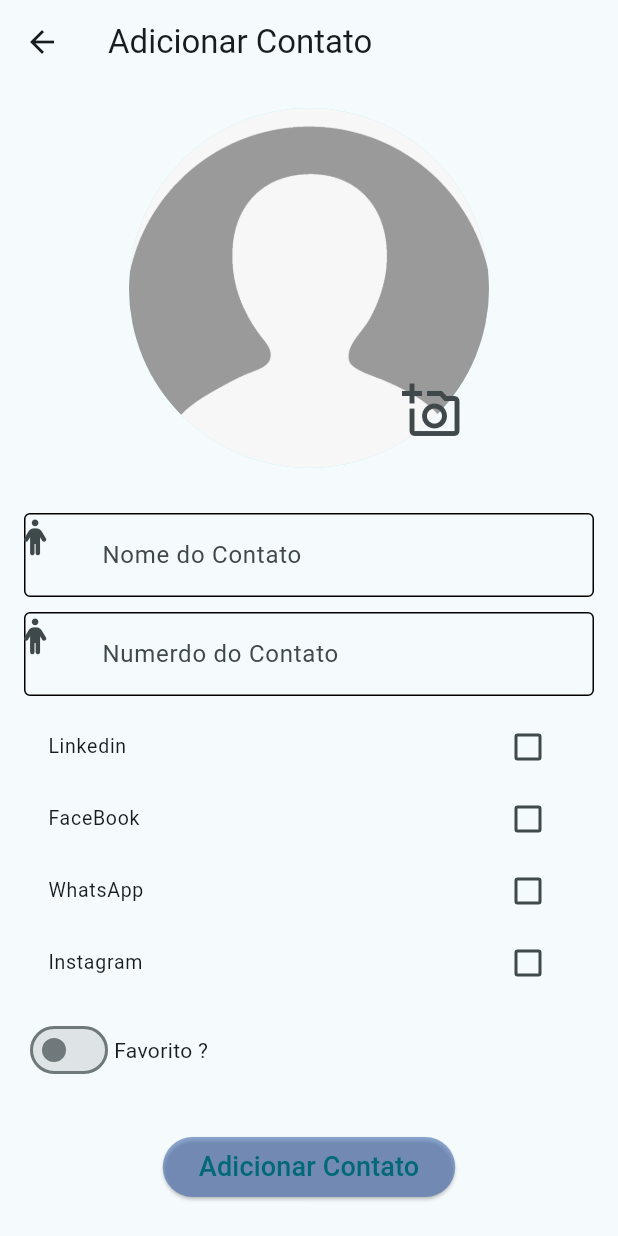
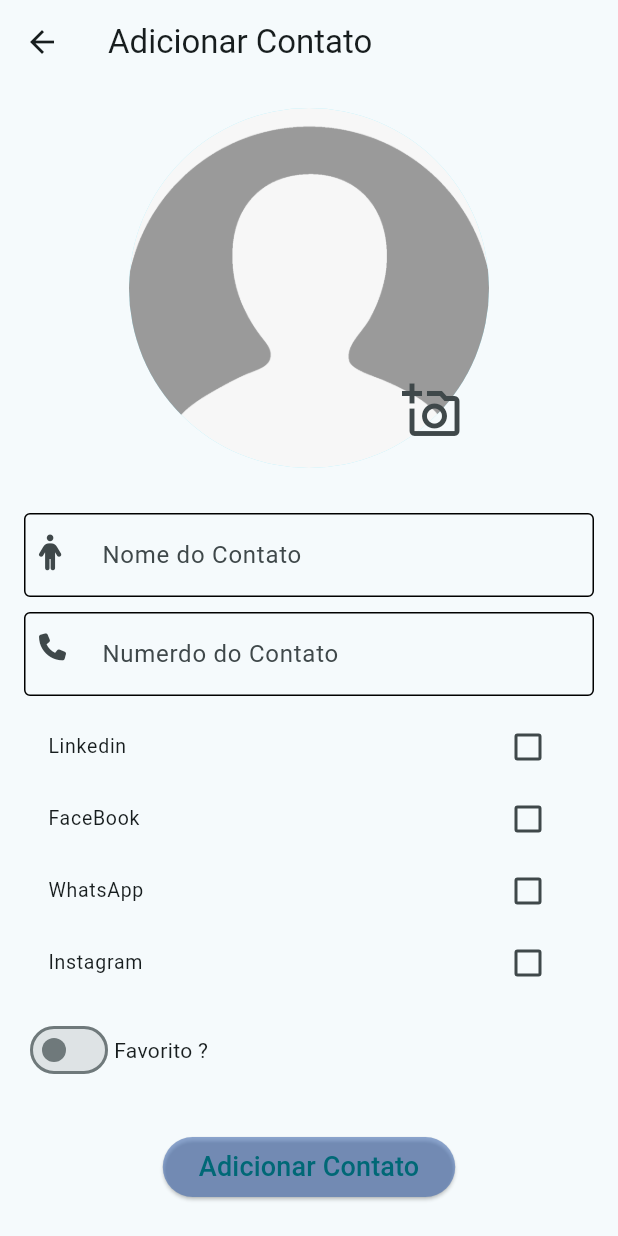
Before and after one commit to R0nald0/contatos, a Flutter app: the AddContact screen opened directly, on a phone screen of 412 x 824 dp. Run offline on Flutter 3.47's test engine with Material 2 defaults, Android fonts, the phone set to English and light mode, and no system bars; our stand-ins replace dio, flutter_dotenv, font_awesome_flutter, hive, image_picker, mask_text_input_formatter and 1 more; accounts and stored records are empty; network calls fail.

Commit message:
atualizado posicionamento do icone de numero e nome do contato

```diff
--- a/lib/pages/add_contact_page/add_contact.dart
+++ b/lib/pages/add_contact_page/add_contact.dart
@@ -134,7 +134,7 @@ class _AddContactState extends State<AddContact> {
                 textController: name,
                 hintText: "Digite o nome",
                 label: const Text("Nome do Contato"),
-                prefixIc: const FaIcon(FontAwesomeIcons.person),
+                prefixIc: const FaIcon(FontAwesomeIcons.person,),
               ),
               const SizedBox(height: 10),
               MyTextField(
@@ -143,7 +143,7 @@ class _AddContactState extends State<AddContact> {
                 inputType: TextInputType.phone,
                 hintText: "Digite o Numero",
                 label: const Text("Numerdo do Contato"),
-                prefixIc: const FaIcon(FontAwesomeIcons.person),
+                prefixIc: const FaIcon(FontAwesomeIcons.phone,size: 18,),
               ),
               const SizedBox(height: 10),
                Column(
--- a/lib/pages/widgets/my_text_field.dart
+++ b/lib/pages/widgets/my_text_field.dart
@@ -33,7 +33,8 @@ class MyTextField extends StatelessWidget {
           ),
           hintText: hintText,
           label: label,
-          prefixIcon: prefixIc),
+          prefixIcon: Container( margin: const EdgeInsets.symmetric(horizontal: 10,vertical: 10) ,child: prefixIc),
+          ),
     );
   }
 
```
